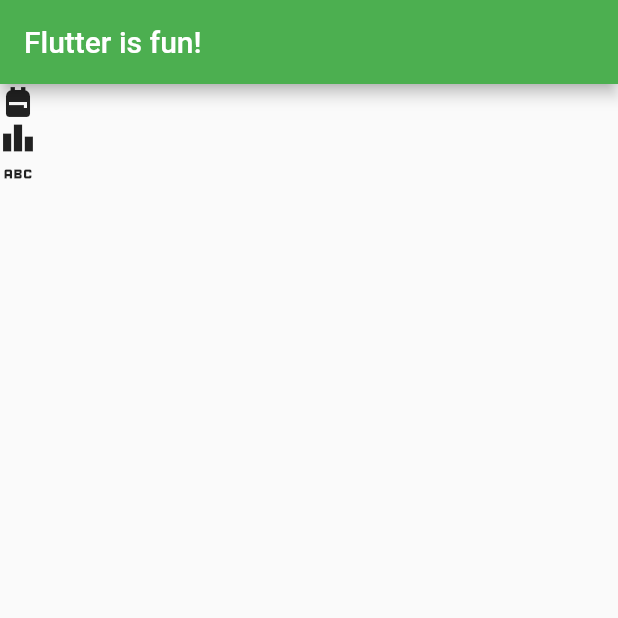
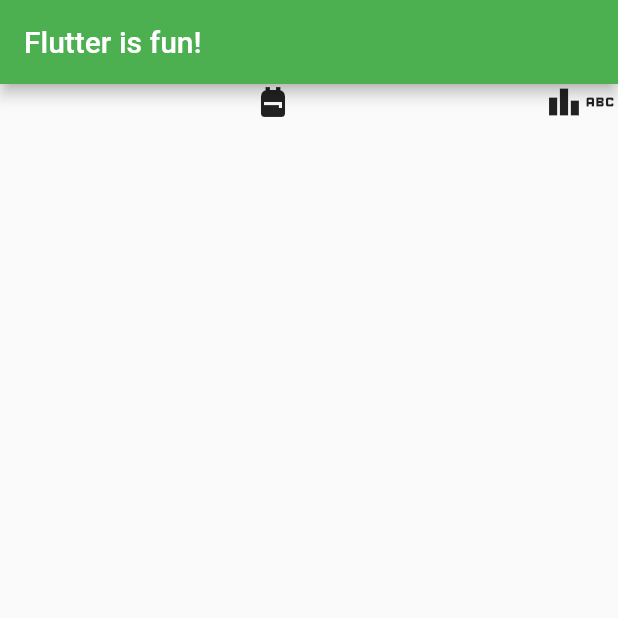
Before and after one commit to gTambo/flutter-starter, a Flutter app: the screen it shows after launch, on a phone screen of 412 x 824 dp, the top half of it. Run offline on Flutter 3.47's test engine with Material 2 defaults, Android fonts, the phone set to English and light mode, and no system bars.

Commit message:
try more flex options

```diff
--- a/lib/main.dart
+++ b/lib/main.dart
@@ -15,9 +15,14 @@ class MyApp extends StatelessWidget {
           backgroundColor: Colors.green,
           title: const Text('Flutter is fun!'),
           ),
-        body: Column(
+        body: Row(
+              mainAxisAlignment: MainAxisAlignment.spaceEvenly,
+              crossAxisAlignment: CrossAxisAlignment.end,
               children: const [
-                Icon(Icons.backpack),
+                Expanded(
+                  flex: 4,
+                  child: Icon(Icons.backpack),
+                ),
                 Icon(Icons.leaderboard),
                 Icon(Icons.abc),
               ],
```
